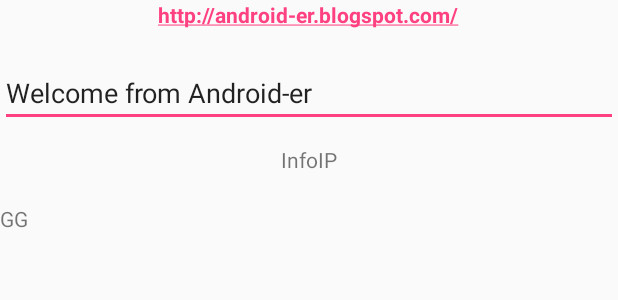
After one commit to raunaqness/EasyPaste-Android, an Android app: the layout httpserverlayout.xml on its own in the app's theme, with its tools: preview values and no code run, on a phone screen of 412 x 824 dp. The commit adds this screen. Shown: the top 300 px of the screen. Run offline under Robolectric (Android 15) with nearby library versions, the phone set to English and light mode, and no system bars.

Commit message:
Tried server, didn't work

```diff
--- a/app/src/main/AndroidManifest.xml
+++ b/app/src/main/AndroidManifest.xml
@@ -31,6 +31,7 @@
 
         <activity android:name=".PictureBarcodeActivity"/>
         <activity android:name=".ScannedBarcodeActivity"/>
+        <activity android:name=".HttpServer"/>
         <service android:name=".BackgroundService"/>
 
 
--- a/app/src/main/java/easypaste/example/com/easypaste/Utils.java
+++ b/app/src/main/java/easypaste/example/com/easypaste/Utils.java
@@ -1,8 +1,5 @@
 package easypaste.example.com.easypaste;
 
-import android.app.Application;
-import android.content.Context;
-import android.content.SharedPreferences;
 import android.util.Log;
 
 import com.android.volley.Request;
@@ -20,7 +17,8 @@ import java.util.Map;
 public class Utils {
 
     static RequestQueue queue = Volley.newRequestQueue(MainActivity.getContext());
-//    static String url = "http://192.168.0.101:1234/";
+
+
 
     public static String getTimestamp(){
         Calendar calendar = Calendar.getInstance();
--- a/app/src/main/res/layout/activity_main.xml
+++ b/app/src/main/res/layout/activity_main.xml
@@ -6,6 +6,8 @@
     android:layout_height="match_parent"
     tools:context=".MainActivity"
     tools:layout_editor_absoluteY="81dp">
+
+
 
 
     <TextView
@@ -25,7 +27,7 @@
         android:id="@+id/currentTimeButton"
         android:layout_width="352dp"
         android:layout_height="wrap_content"
-        android:text="Current Time"
+        android:text="Start HTTP"
         android:layout_centerHorizontal="true"
         android:layout_below="@id/currentTime"
         android:layout_marginTop="10dp"
--- /dev/null
+++ b/app/src/main/res/layout/httpserverlayout.xml
@@ -0,0 +1,54 @@
+<?xml version="1.0" encoding="utf-8"?>
+<RelativeLayout xmlns:android="http://schemas.android.com/apk/res/android"
+    xmlns:app="http://schemas.android.com/apk/res-auto"
+    xmlns:tools="http://schemas.android.com/tools"
+    android:layout_width="match_parent"
+    android:layout_height="match_parent"
+    tools:context=".MainActivity"
+    tools:layout_editor_absoluteY="81dp">
+
+
+    <TextView
+        android:id="@+id/ekdumtop"
+        android:layout_width="wrap_content"
+        android:layout_height="wrap_content"
+        android:layout_gravity="center_horizontal"
+        android:paddingBottom="20dp"
+        android:autoLink="web"
+        android:layout_centerHorizontal="true"
+        android:text="http://android-er.blogspot.com/"
+        android:textStyle="bold" />
+
+    <EditText
+        android:id="@+id/welcomemsg"
+        android:layout_width="match_parent"
+        android:layout_height="wrap_content"
+        android:text="Welcome from Android-er"
+        android:layout_centerHorizontal="true"
+        android:layout_below="@+id/ekdumtop"/>
+
+    <TextView
+        android:id="@+id/infoip"
+        android:layout_width="wrap_content"
+        android:layout_height="wrap_content"
+        android:layout_below="@+id/welcomemsg"
+        android:text="InfoIP"
+        android:layout_centerHorizontal="true"
+        android:paddingTop="12dp"/>
+
+    <ScrollView
+        android:layout_width="match_parent"
+        android:layout_height="match_parent"
+        android:layout_below="@+id/infoip"
+        android:paddingTop="20dp"
+        android:layout_centerHorizontal="true">
+
+        <TextView
+            android:id="@+id/msg"
+            android:layout_width="wrap_content"
+            android:layout_height="wrap_content"
+            android:text="GG"/>
+    </ScrollView>
+
+
+</RelativeLayout>
```
Also changed, not shown: app/src/main/java/easypaste/example/com/easypaste/HttpServer.java (added, +186 -0 lines), app/src/main/java/easypaste/example/com/easypaste/MainActivity.java (+10 -0 lines).
